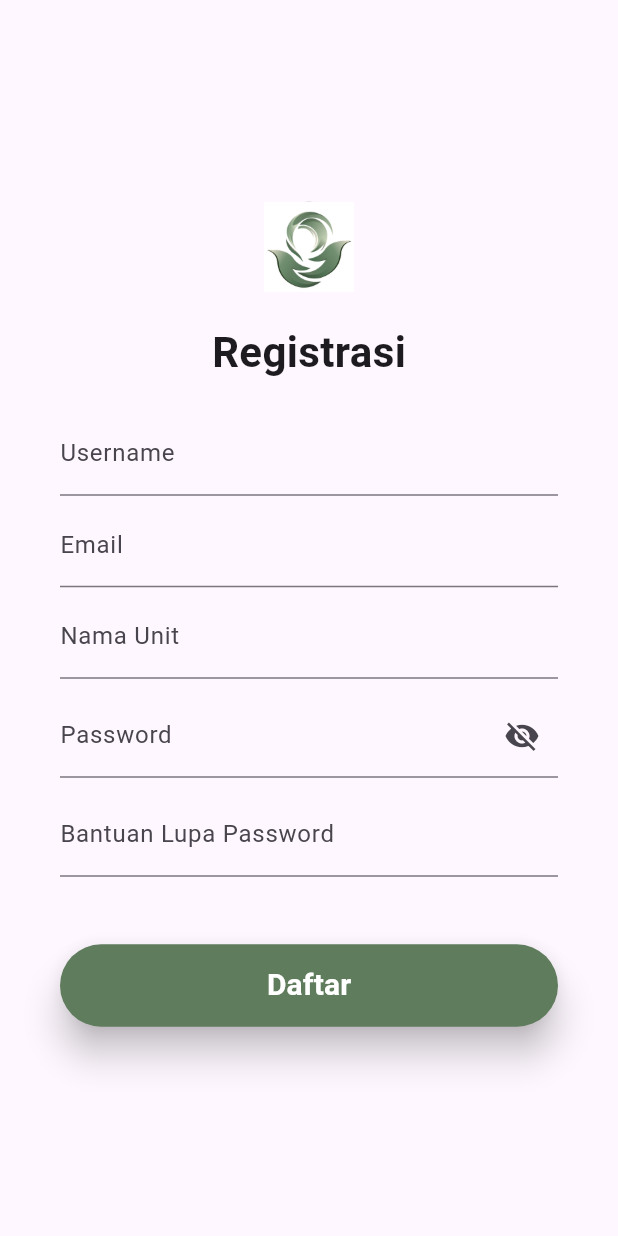
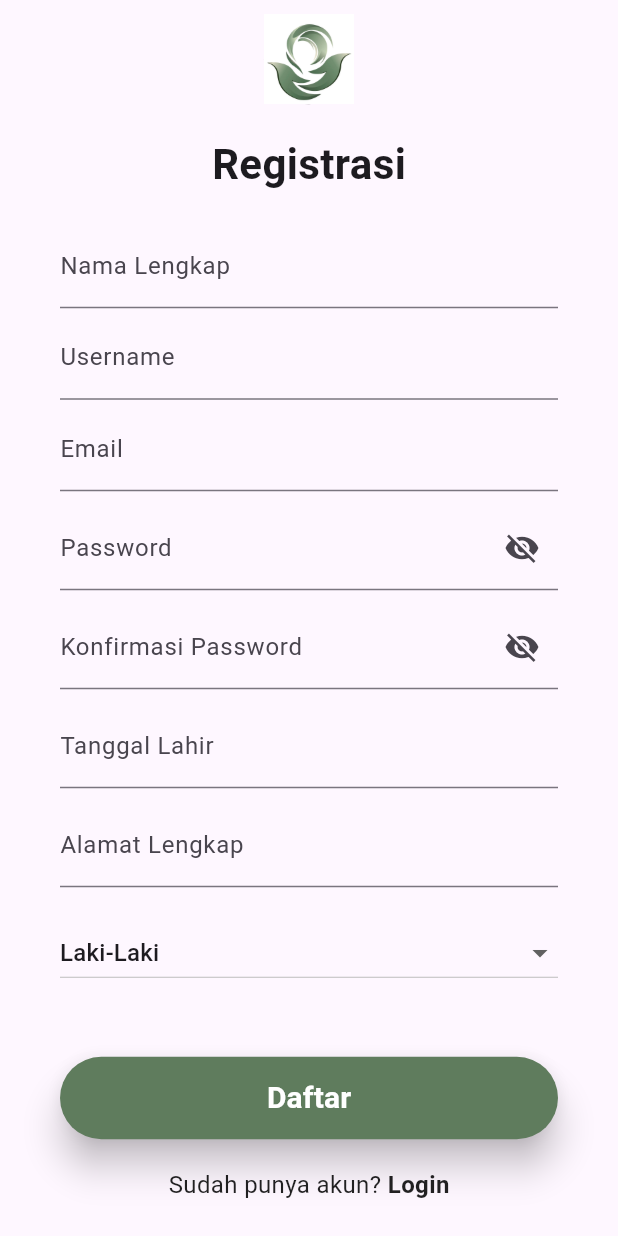
Before and after one commit to ridhoalpian/Mobile-Project-SM4, a Flutter app: the screen it shows after launch, after a tap on "Register", on a phone screen of 412 x 824 dp. Run offline on Flutter 3.47's test engine with Material 3 defaults, Android fonts, the phone set to English and light mode, and no system bars; project files that could hold a hidden picture were left out.

Commit message:
login register update

```diff
--- a/lib/register/login_page.dart
+++ b/lib/register/login_page.dart
@@ -42,6 +42,7 @@ class _LoginPageState extends State<LoginPage> {
           Container(
             padding: EdgeInsets.fromLTRB(40, 20, 40, 5),
             child: TextField(
+              keyboardType: TextInputType.emailAddress,
               decoration: InputDecoration(
                 labelText: "Email",
               ),
--- a/lib/register/register_page.dart
+++ b/lib/register/register_page.dart
@@ -1,4 +1,5 @@
 import 'package:flutter/material.dart';
+import 'package:projectone/register/login_page.dart';
 
 class RegisterPage extends StatefulWidget {
   @override
@@ -7,6 +8,8 @@ class RegisterPage extends StatefulWidget {
 
 class _RegisterPageState extends State<RegisterPage> {
   bool _isObscured = true;
+  TextEditingController _dateController = TextEditingController();
+  String dropdownValue = 'lakik';
 
   @override
   Widget build(BuildContext context) {
@@ -40,6 +43,14 @@ class _RegisterPageState extends State<RegisterPage> {
             padding: EdgeInsets.fromLTRB(40, 20, 40, 5),
             child: TextField(
               decoration: InputDecoration(
+                labelText: "Nama Lengkap",
+              ),
+            ),
+          ),
+          Container(
+            padding: EdgeInsets.fromLTRB(40, 0, 40, 5),
+            child: TextField(
+              decoration: InputDecoration(
                 labelText: "Username",
               ),
             ),
@@ -47,27 +58,21 @@ class _RegisterPageState extends State<RegisterPage> {
           Container(
             padding: EdgeInsets.fromLTRB(40, 0, 40, 5),
             child: TextField(
+              keyboardType: TextInputType.emailAddress,
               decoration: InputDecoration(
                 labelText: "Email",
               ),
             ),
           ),
           Container(
-            padding: EdgeInsets.fromLTRB(40, 0, 40, 5),
-            child: TextField(
-              decoration: InputDecoration(
-                labelText: "Nama Unit",
-              ),
-            ),
-          ),
-          // Masukkan TextField lainnya di sini
-          Container(
             padding: EdgeInsets.fromLTRB(40, 5, 40, 5),
             child: TextField(
               decoration: InputDecoration(
                 labelText: "Password",
                 suffixIcon: IconButton(
-                  icon: _isObscured ? Icon(Icons.visibility_off) : Icon(Icons.visibility),
+                  icon: _isObscured
+                      ? Icon(Icons.visibility_off)
+                      : Icon(Icons.visibility),
                   onPressed: () {
                     setState(() {
                       _isObscured = !_isObscured;
@@ -82,10 +87,65 @@ class _RegisterPageState extends State<RegisterPage> {
             padding: EdgeInsets.fromLTRB(40, 5, 40, 5),
             child: TextField(
               decoration: InputDecoration(
-                labelText: "Bantuan Lupa Password",
+                labelText: "Konfirmasi Password",
+                suffixIcon: IconButton(
+                  icon: _isObscured
+                      ? Icon(Icons.visibility_off)
+                      : Icon(Icons.visibility),
+                  onPressed: () {
+                    setState(() {
+                      _isObscured = !_isObscured;
+                    });
+                  },
+                ),
+              ),
+              obscureText: _isObscured,
+            ),
+          ),
+          Container(
+            padding: EdgeInsets.fromLTRB(40, 5, 40, 5),
+            child: TextField(
+              controller: _dateController,
+              decoration: InputDecoration(
+                labelText: "Tanggal Lahir",
+              ),
+              readOnly: true,
+              onTap: () {
+                _selectedDate();
+              },
+            ),
+          ),
+          Container(
+            padding: EdgeInsets.fromLTRB(40, 5, 40, 5),
+            child: TextField(
+              decoration: InputDecoration(
+                labelText: "Alamat Lengkap",
               ),
             ),
           ),
+          Container(
+            padding: EdgeInsets.fromLTRB(40, 15, 40, 5),
+            child: DropdownButton<String>(
+              isExpanded: true,
+              value: dropdownValue,
+              onChanged: (String? newValue) {
+                setState(() {
+                  dropdownValue = newValue!;
+                });
+              },
+              items: const [
+                DropdownMenuItem<String>(
+                  value: 'lakik',
+                  child: Text('Laki-Laki'),
+                ),
+                DropdownMenuItem<String>(
+                  value: 'cewe',
+                  child: Text('Perempuan'),
+                ),
+              ],
+            ),
+          ),
+
           Container(
             padding: EdgeInsets.fromLTRB(40, 40, 40, 5),
             height: 100,
@@ -99,11 +159,60 @@ class _RegisterPageState extends State<RegisterPage> {
                   borderRadius: BorderRadius.circular(50),
                 ),
               ),
-              child: Text("Daftar", style: TextStyle(fontSize: 20, color: Colors.white, fontWeight: FontWeight.bold),),
+              child: Text(
+                "Daftar",
+                style: TextStyle(
+                    fontSize: 20,
+                    color: Colors.white,
+                    fontWeight: FontWeight.bold),
+              ),
             ),
+          ),
+          Row(
+            mainAxisAlignment: MainAxisAlignment.center,
+            children: [
+              Text(
+                "Sudah punya akun?",
+                style: TextStyle(fontSize: 16, color: Colors.black87),
+              ),
+              SizedBox(
+                height: 50,
+              ),
+              GestureDetector(
+                onTap: () {
+                  Navigator.push(
+                    context,
+                    MaterialPageRoute(builder: (context) => LoginPage()),
+                  );
+                },
+                child: Text(
+                  " Login",
+                  style: TextStyle(
+                    fontSize: 16,
+                    fontWeight: FontWeight.bold,
+                    color: Colors.black87,
+                  ),
+                ),
+              )
+            ],
           ),
         ],
       ),
     );
   }
+
+  Future<void> _selectedDate() async {
+    DateTime? _picked = await showDatePicker(
+      context: context,
+      initialDate: DateTime.now(),
+      firstDate: DateTime(2000),
+      lastDate: DateTime(2100),
+    );
+
+    if (_picked != null) {
+      setState(() {
+        _dateController.text = _picked.toString().split(" ")[0];
+      });
+    }
+  }
 }
```
